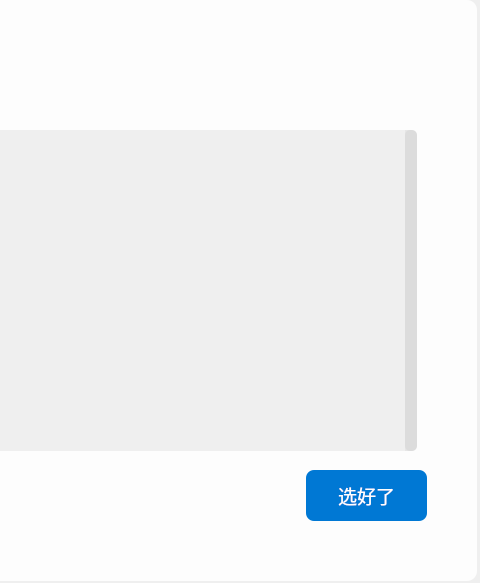
Above: resources/MCSL2_MainWindow.ui from MCSLTeam/MCSL2 before the change; both pictures show x 464 to 944 and y 0 to 583 of the 944 by 583 pixel window. Below: the same form after it.
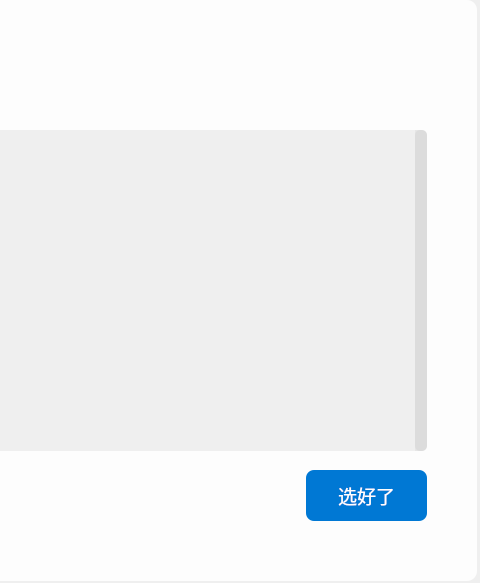
That is the form after the change. The open tabs and pages were chosen to show the change. Icons and pictures are not drawn.

Diff of the .ui file:
```diff
--- a/resources/MCSL2_MainWindow.ui
+++ b/resources/MCSL2_MainWindow.ui
@@ -3025,7 +3025,7 @@
        <rect>
         <x>40</x>
         <y>150</y>
-        <width>631</width>
+        <width>641</width>
         <height>321</height>
        </rect>
       </property>
@@ -3091,10 +3091,15 @@
         <rect>
          <x>0</x>
          <y>0</y>
-         <width>619</width>
+         <width>629</width>
          <height>321</height>
         </rect>
        </property>
+       <layout class="QVBoxLayout" name="verticalLayout_6">
+        <item>
+         <layout class="QVBoxLayout" name="ChooseJavaScrollAreaVerticalLayout"/>
+        </item>
+       </layout>
       </widget>
      </widget>
     </widget>
```
Left out of the diff: 4 changed lines with no effect on the pictures.
